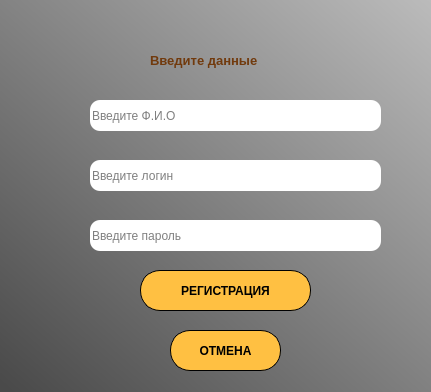
This is Interfaces/UI/AuthWindows/registrWindow.ui in Student7751/CourseWork as Qt 5 draws it before an edit. The edited form follows.
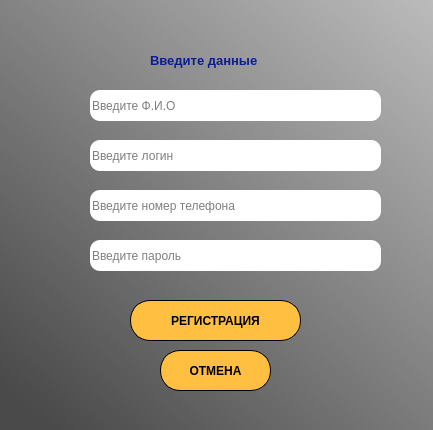
This is the edited form. Icons and pictures are not drawn.

```diff
--- a/Interfaces/UI/AuthWindows/registrWindow.ui
+++ b/Interfaces/UI/AuthWindows/registrWindow.ui
@@ -6,8 +6,8 @@
    <rect>
     <x>0</x>
     <y>0</y>
-    <width>431</width>
-    <height>392</height>
+    <width>433</width>
+    <height>430</height>
    </rect>
   </property>
   <property name="windowTitle">
@@ -33,8 +33,8 @@
    <widget class="QPushButton" name="pushButton">
     <property name="geometry">
      <rect>
-      <x>140</x>
-      <y>270</y>
+      <x>130</x>
+      <y>300</y>
       <width>171</width>
       <height>41</height>
      </rect>
@@ -59,7 +59,7 @@
     <property name="geometry">
      <rect>
       <x>90</x>
-      <y>100</y>
+      <y>90</y>
       <width>291</width>
       <height>31</height>
      </rect>
@@ -75,7 +75,7 @@
     <property name="geometry">
      <rect>
       <x>90</x>
-      <y>160</y>
+      <y>140</y>
       <width>291</width>
       <height>31</height>
      </rect>
@@ -91,7 +91,7 @@
     <property name="geometry">
      <rect>
       <x>90</x>
-      <y>220</y>
+      <y>240</y>
       <width>291</width>
       <height>31</height>
      </rect>
@@ -107,7 +107,7 @@
     <property name="geometry">
      <rect>
       <x>50</x>
-      <y>100</y>
+      <y>90</y>
       <width>31</width>
       <height>31</height>
      </rect>
@@ -126,7 +126,7 @@
     <property name="geometry">
      <rect>
       <x>50</x>
-      <y>220</y>
+      <y>240</y>
       <width>31</width>
       <height>31</height>
      </rect>
@@ -145,7 +145,7 @@
     <property name="geometry">
      <rect>
       <x>50</x>
-      <y>160</y>
+      <y>140</y>
       <width>31</width>
       <height>31</height>
      </rect>
@@ -163,8 +163,8 @@
    <widget class="QPushButton" name="pushButton_2">
     <property name="geometry">
      <rect>
-      <x>170</x>
-      <y>330</y>
+      <x>160</x>
+      <y>350</y>
       <width>111</width>
       <height>41</height>
      </rect>
@@ -202,12 +202,114 @@
      </font>
     </property>
     <property name="styleSheet">
-     <string notr="true">color: rgb(113, 58, 13);</string>
+     <string notr="true">color: rgb(11, 29, 148);</string>
     </property>
     <property name="text">
      <string>Введите данные</string>
     </property>
    </widget>
+   <widget class="QLineEdit" name="numberEdit">
+    <property name="geometry">
+     <rect>
+      <x>90</x>
+      <y>190</y>
+      <width>291</width>
+      <height>31</height>
+     </rect>
+    </property>
+    <property name="styleSheet">
+     <string notr="true">border-radius: 10px;</string>
+    </property>
+    <property name="maxLength">
+     <number>12</number>
+    </property>
+    <property name="placeholderText">
+     <string>Введите номер телефона</string>
+    </property>
+   </widget>
+   <widget class="QLabel" name="label_6">
+    <property name="geometry">
+     <rect>
+      <x>50</x>
+      <y>190</y>
+      <width>31</width>
+      <height>31</height>
+     </rect>
+    </property>
+    <property name="text">
+     <string/>
+    </property>
+    <property name="pixmap">
+     <pixmap resource="../Icons/icons.qrc">:/icons/calling_12550156.png</pixmap>
+    </property>
+    <property name="scaledContents">
+     <bool>true</bool>
+    </property>
+   </widget>
+   <widget class="QLabel" name="passLine">
+    <property name="geometry">
+     <rect>
+      <x>90</x>
+      <y>271</y>
+      <width>331</width>
+      <height>20</height>
+     </rect>
+    </property>
+    <property name="styleSheet">
+     <string notr="true">color: rgb(11, 29, 148);</string>
+    </property>
+    <property name="text">
+     <string/>
+    </property>
+   </widget>
+   <widget class="QLabel" name="logLine">
+    <property name="geometry">
+     <rect>
+      <x>50</x>
+      <y>170</y>
+      <width>371</width>
+      <height>21</height>
+     </rect>
+    </property>
+    <property name="styleSheet">
+     <string notr="true">color: rgb(11, 29, 148);</string>
+    </property>
+    <property name="text">
+     <string/>
+    </property>
+   </widget>
+   <widget class="QLabel" name="numberLine">
+    <property name="geometry">
+     <rect>
+      <x>90</x>
+      <y>220</y>
+      <width>321</width>
+      <height>16</height>
+     </rect>
+    </property>
+    <property name="styleSheet">
+     <string notr="true">color: rgb(11, 29, 148);</string>
+    </property>
+    <property name="text">
+     <string/>
+    </property>
+   </widget>
+   <widget class="QLabel" name="initialsLine">
+    <property name="geometry">
+     <rect>
+      <x>100</x>
+      <y>120</y>
+      <width>331</width>
+      <height>20</height>
+     </rect>
+    </property>
+    <property name="styleSheet">
+     <string notr="true">color: rgb(11, 29, 148);</string>
+    </property>
+    <property name="text">
+     <string/>
+    </property>
+   </widget>
   </widget>
  </widget>
  <resources>
```
Left out of the diff: 25 changed lines with no effect on the pictures.
